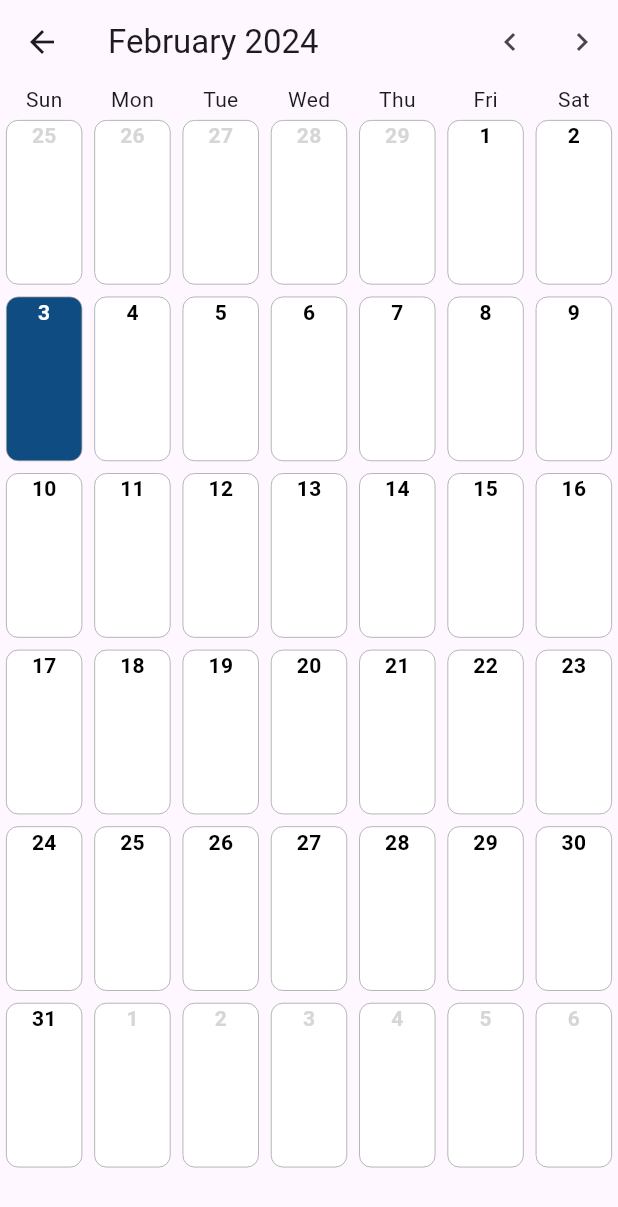
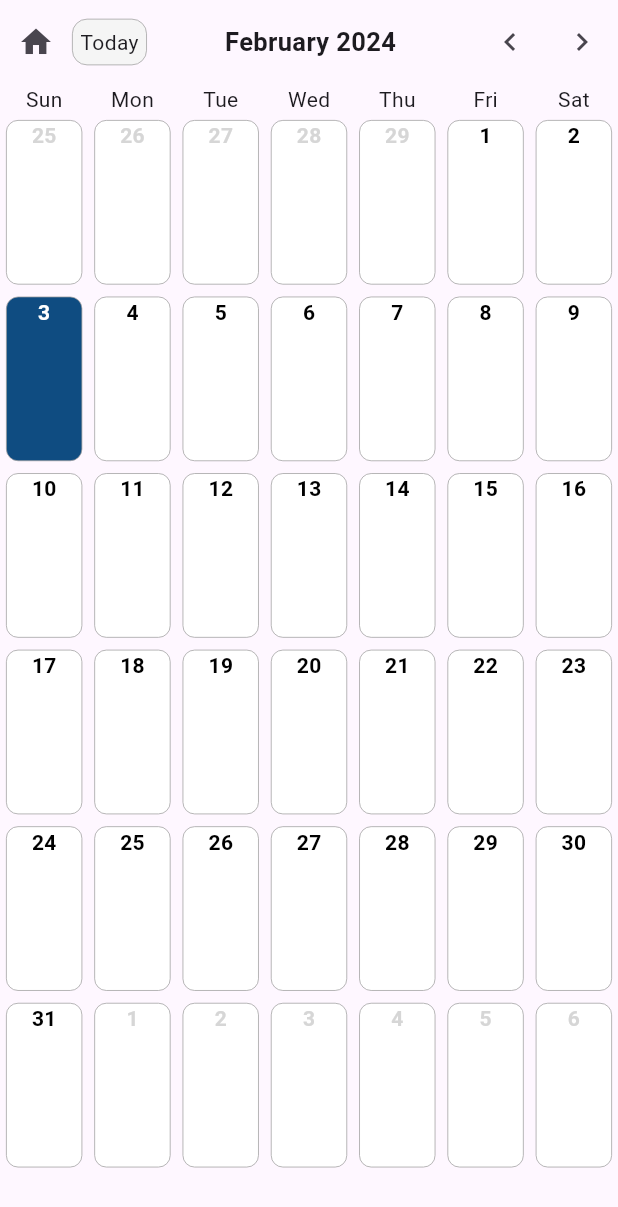
Before and after one commit to iLouis88/calendarApp_basic, a Flutter app: the screen it shows after launch, after a tap on the "change circle" icon, on a phone screen of 412 x 824 dp. Shown: the top 1207 px of the screen. Run offline on Flutter 3.47's test engine with Material 3 defaults, Android fonts, the phone set to English and light mode, and no system bars; network calls fail.

Commit message:
Edit more

```diff
--- a/lib/main.dart
+++ b/lib/main.dart
@@ -1,9 +1,8 @@
-
+import 'package:calendar_app/screens/big_calendar_screen.dart';
 import 'package:calendar_app/screens/calendar_screen.dart';
 import 'package:flutter/material.dart';
 
-
-Future<void> main() async {
+void main() {
   runApp(const MyApp());
 }
 
@@ -14,14 +13,47 @@ class MyApp extends StatelessWidget {
   @override
   Widget build(BuildContext context) {
     return MaterialApp(
-      title: 'Flutter Demo',
+      title: 'Calendar App',
       theme: ThemeData(
-
         colorScheme: ColorScheme.fromSeed(seedColor: Colors.deepPurple),
         useMaterial3: true,
       ),
       debugShowCheckedModeBanner: false,
-      home:  const CalendarScreen(),
+      home: LayoutBuilder(
+        builder: (context, constraints) {
+          if (constraints.maxWidth > 600) {
+            return const Scaffold(
+                backgroundColor: Colors.grey, body: BigCalendarScreen());
+          } else {
+            return const CalendarScreen();
+          }
+        },
+      ),
     );
   }
 }
+
+class BasePage extends StatelessWidget {
+  final Widget child;
+  const BasePage({super.key, required this.child});
+
+  @override
+  Widget build(BuildContext context) {
+    var screenSize = MediaQuery.of(context).size;
+    var mWidth = MediaQuery.of(context).size.width;
+
+    return Scaffold(
+      body: Center(
+        child: FittedBox(
+          fit: BoxFit.contain,
+          child: Center(
+            child: SizedBox(
+                width: mWidth > 600 ? screenSize.width * 0.5 : screenSize.width,
+                height: screenSize.height,
+                child: child),
+          ),
+        ),
+      ),
+    );
+  }
+}
--- a/lib/screens/big_calendar_screen.dart
+++ b/lib/screens/big_calendar_screen.dart
@@ -1,3 +1,5 @@
+import 'package:calendar_app/main.dart';
+import 'package:calendar_app/screens/calendar_screen.dart';
 import 'package:calendar_app/utils.dart';
 import 'package:flutter/material.dart';
 
@@ -15,6 +17,7 @@ class BigCalendarScreen extends StatefulWidget {
 }
 
 class _BigCalendarScreenState extends State<BigCalendarScreen> {
+  PageController _pageController = PageController();
   DateTime _selectedDate = DateTime.now();
   Map<DateTime, List<Event>> _events = {};
   bool isSameDay(DateTime a, DateTime b) {
@@ -53,38 +56,7 @@ class _BigCalendarScreenState extends State<BigCalendarScreen> {
     return dates;
   }
 
-
-  void addEvent(DateTime selectedDate) {
-    showDialog<void>(
-      context: context,
-      builder: (BuildContext dialogContext) {
-        return AlertDialog(
-          title: const Text('Add Event'),
-          content: AddEventWidget(
-            onAddEvent: (event) {
-              // This is called when the event is added from the EventWidget
-              final List<Event> list = _events[selectedDate] ?? [];
-              list.add(event);
-              setState(() {
-                _events[selectedDate] = list;
-              });
-              Navigator.of(context).pop(); // Close the dialog
-            },
-          ),
-          actions: <Widget>[
-            TextButton(
-              child: const Text('Cancel'),
-              onPressed: () {
-                Navigator.of(dialogContext).pop(); // Dismiss the dialog
-              },
-            ),
-          ],
-        );
-      },
-    );
-  }
-
-  void _addEvent(DateTime selectedDate){
+  void _addEvent(DateTime selectedDate) {
     showModalBottomSheet(
       context: context,
       isScrollControlled: true,
@@ -120,22 +92,34 @@ class _BigCalendarScreenState extends State<BigCalendarScreen> {
         return FractionallySizedBox(
           heightFactor: 0.6,
           child: Container(
-            constraints: BoxConstraints(maxWidth: MediaQuery.of(context).size.width),
+            constraints:
+                BoxConstraints(maxWidth: MediaQuery.of(context).size.width),
             child: Column(
               children: [
                 Row(
                   mainAxisAlignment: MainAxisAlignment.spaceBetween,
                   children: [
-                    IconButton(onPressed: (){
+                    IconButton(
+                        onPressed: () {
                           Navigator.pop(context);
-                    }, icon: const Icon(Icons.close, color: Colors.red,)),
+                        },
+                        icon: const Icon(
+                          Icons.close,
+                          color: Colors.red,
+                        )),
                     Text(
                       'Day event ${date.day}/${date.month}/${date.year}',
-                      style: const TextStyle(fontSize: 18, fontWeight: FontWeight.bold),
+                      style: const TextStyle(
+                          fontSize: 18, fontWeight: FontWeight.bold),
                     ),
-                    IconButton(onPressed: (){
+                    IconButton(
+                        onPressed: () {
                           _addEvent(date);
-                    }, icon: const Icon(Icons.add_sharp, color: Colors.blue,)),
+                        },
+                        icon: const Icon(
+                          Icons.add_sharp,
+                          color: Colors.blue,
+                        )),
                   ],
                 ),
                 Expanded(
@@ -147,10 +131,21 @@ class _BigCalendarScreenState extends State<BigCalendarScreen> {
                             final event = events[index];
                             return ListTile(
                               title: Text(event.title),
-                        leading: event.isEvent ? const Icon(Icons.event, color: color1,) : const Icon(Icons.video_camera_front_rounded, color: color2,),
-                        onTap: event.isEvent ?  (){
-                          customNavigator(context, const EventScreen());
-                        } : (){},
+                              leading: event.isEvent
+                                  ? const Icon(
+                                      Icons.event,
+                                      color: color1,
+                                    )
+                                  : const Icon(
+                                      Icons.video_camera_front_rounded,
+                                      color: color2,
+                                    ),
+                              onTap: event.isEvent
+                                  ? () {
+                                      customNavigator(
+                                          context, const EventScreen());
+                                    }
+                                  : () {},
                             );
                           },
                         ),
@@ -163,6 +158,36 @@ class _BigCalendarScreenState extends State<BigCalendarScreen> {
     );
   }
 
+// Xác định ngày hôm nay
+  DateTime _today = DateTime.now();
+
+// Xử lý sự kiện khi nhấn vào nút "Today"
+  void _handleTodayButtonPressed() {
+    setState(() {
+      // Thay đổi _selectedDate thành ngày hôm nay
+      _selectedDate = _today;
+    });
+  }
+
+  DateTime? _lastScrollTime;
+  void _handleSwipe(DragUpdateDetails details) {
+    DateTime now = DateTime.now();
+    if (_lastScrollTime == null ||
+        now.difference(_lastScrollTime!) > const Duration(seconds: 1)) {
+      if (details.primaryDelta! < 0) {
+        setState(() {
+          _selectedDate = DateTime(
+              _selectedDate.year, _selectedDate.month + 1, _selectedDate.day);
+        });
+      } else if (details.primaryDelta! > 0) {
+        setState(() {
+          _selectedDate = DateTime(
+              _selectedDate.year, _selectedDate.month - 1, _selectedDate.day);
+        });
+      }
+      _lastScrollTime = now;
+    }
+  }
 
 
 
@@ -170,12 +195,37 @@ class _BigCalendarScreenState extends State<BigCalendarScreen> {
   Widget build(BuildContext context) {
     final daysInMonth = _generateDateForCurrentMoth(_selectedDate);
     final List<Event> eventsForSelectedDate = _events[_selectedDate] ?? [];
-
-    return Scaffold(
+    final mWidth = MediaQuery.of(context).size.width;
+    return BasePage(
+      child: Scaffold(
         appBar: AppBar(
-        title: Text(
-            '${monthNames[_selectedDate.month - 1]} ${_selectedDate.year}'),
+          automaticallyImplyLeading: false,
           actions: [
+            if(mWidth < 600)
+            IconButton(
+                onPressed: () {
+                  customNavigator(context, const CalendarScreen());
+                },
+                icon: const Icon(Icons.home)),
+            const SizedBox.shrink(),
+            Container(
+                padding: const EdgeInsets.all(5),
+                decoration: BoxDecoration(
+                  color: Colors.grey[100],
+                  borderRadius: BorderRadius.circular(10),
+                  border: Border.all(color: Colors.grey, width: 0.5),
+                ),
+                child: InkWell(
+                    onTap: () {
+                      _handleTodayButtonPressed();
+                    },
+                    child: const Text('Today'))),
+            const Spacer(),
+            Text(
+              '${monthNames[_selectedDate.month - 1]} ${_selectedDate.year}',
+              style: const TextStyle(fontWeight: FontWeight.bold, fontSize: 17),
+            ),
+            const Spacer(),
             IconButton(
               icon: const Icon(Icons.chevron_left),
               onPressed: () {
@@ -208,11 +258,13 @@ class _BigCalendarScreenState extends State<BigCalendarScreen> {
                   .toList(),
             ),
             Expanded(
+              child: GestureDetector(
+                onHorizontalDragUpdate: _handleSwipe,
                 child: GridView.builder(
+                  controller: _pageController,
                   gridDelegate: const SliverGridDelegateWithFixedCrossAxisCount(
                     crossAxisCount: 7,
-                childAspectRatio: 1 / 2
-                ,
+                    childAspectRatio: 1 / 2,
                   ),
                   itemCount: daysInMonth.length,
                   itemBuilder: (context, index) {
@@ -234,7 +286,6 @@ class _BigCalendarScreenState extends State<BigCalendarScreen> {
                           : itemDate.month == _selectedDate.month
                               ? Colors.black
                               : Colors.grey[350],
-
                       onAddEvent: (selectedDate) {
                         setState(() {
                           _selectedDate = itemDate; // Cập nhật ngày được chọn
@@ -245,8 +296,10 @@ class _BigCalendarScreenState extends State<BigCalendarScreen> {
                     );
                   },
                 ),
+              ),
             )
           ],
+        ),
       ),
     );
   }
--- a/lib/screens/calendar_screen.dart
+++ b/lib/screens/calendar_screen.dart
@@ -1,5 +1,7 @@
+import 'package:calendar_app/main.dart';
 import 'package:calendar_app/models/event_model.dart';
 import 'package:calendar_app/screens/big_calendar_screen.dart';
+import 'package:flutter/gestures.dart';
 import 'package:flutter/material.dart';
 import 'package:intl/intl.dart';
 import '../color_board.dart';
@@ -15,10 +17,9 @@ class CalendarScreen extends StatefulWidget {
 }
 
 class _CalendarScreenState extends State<CalendarScreen> {
+  PageController _pageController = PageController();
   DateTime _selectedDate = DateTime.now();
-
   Map<DateTime, List<Event>> _events = {};
-
   bool isSameDay(DateTime a, DateTime b) {
     return a.year == b.year && a.month == b.month && a.day == b.day;
   }
@@ -79,13 +80,35 @@ class _CalendarScreenState extends State<CalendarScreen> {
     return dates;
   }
 
+  DateTime? _lastScrollTime;
+  void _handleSwipe(DragUpdateDetails details) {
+    DateTime now = DateTime.now();
+    if (_lastScrollTime == null ||
+        now.difference(_lastScrollTime!) > const Duration(seconds: 1)) {
+      if (details.primaryDelta! < 0) {
+        setState(() {
+          _selectedDate = DateTime(
+              _selectedDate.year, _selectedDate.month + 1, _selectedDate.day);
+        });
+      } else if (details.primaryDelta! > 0) {
+        setState(() {
+          _selectedDate = DateTime(
+              _selectedDate.year, _selectedDate.month - 1, _selectedDate.day);
+        });
+      }
+      _lastScrollTime = now;
+    }
+  }
+
   @override
   Widget build(BuildContext context) {
     final daysInMonth = _generateDateForCurrentMonth(_selectedDate);
     final List<Event> eventsForSelectedDate = _events[_selectedDate] ?? [];
-    return Scaffold(
+    return BasePage(
+      child: Scaffold(
         backgroundColor: Colors.white,
         appBar: AppBar(
+          automaticallyImplyLeading: false,
           title: Text(
             '${monthNames[_selectedDate.month]} ${_selectedDate.year}',
             style: const TextStyle(color: color2, fontWeight: FontWeight.bold),
@@ -103,7 +126,7 @@ class _CalendarScreenState extends State<CalendarScreen> {
               onPressed: _addEvent,
               icon: const Icon(Icons.add),
             ),
-          IconButton(
+            /*    IconButton(
               icon: const Icon(Icons.chevron_left),
               onPressed: () {
                 setState(() {
@@ -122,7 +145,7 @@ class _CalendarScreenState extends State<CalendarScreen> {
                   // Also reset events for new month
                 });
               },
-          ),
+            ),*/
           ],
         ),
         body: InkWell(
@@ -139,8 +162,13 @@ class _CalendarScreenState extends State<CalendarScreen> {
                     .toList(),
               ),
               Expanded(
+                child: GestureDetector(
+                  onHorizontalDragUpdate: _handleSwipe,
+                  dragStartBehavior: DragStartBehavior.down,
                   child: GridView.builder(
-                gridDelegate: const SliverGridDelegateWithFixedCrossAxisCount(
+                    controller: _pageController,
+                    gridDelegate:
+                        const SliverGridDelegateWithFixedCrossAxisCount(
                       crossAxisCount: 7,
                     ),
                     itemCount: daysInMonth.length,
@@ -171,7 +199,8 @@ class _CalendarScreenState extends State<CalendarScreen> {
                           ),
                           child: Text('${itemDate.day}',
                               style: TextStyle(
-                            color: isToday || isSameDay(itemDate, _selectedDate)
+                                color: isToday ||
+                                        isSameDay(itemDate, _selectedDate)
                                     ? itemDate.month == _selectedDate.month
                                         ? Colors.white
                                         : Colors.grey[350]
@@ -182,6 +211,7 @@ class _CalendarScreenState extends State<CalendarScreen> {
                         ),
                       );
                     },
+                  ),
                 ),
               ),
               const Row(children: [
@@ -199,9 +229,11 @@ class _CalendarScreenState extends State<CalendarScreen> {
                     ? const Center(
                         child: Text(
                             'No events for this day')) // Show this when there are no events
-                  : EventDisplay(eventsForSelectedDate: eventsForSelectedDate),
+                    : EventDisplay(
+                        eventsForSelectedDate: eventsForSelectedDate),
               ),
             ],
+          ),
         ),
       ),
     );
--- a/lib/utils.dart
+++ b/lib/utils.dart
@@ -25,4 +25,6 @@ Future<void> customNavigator(BuildContext context, Widget page) async{
   ));
 }
 
+
+
 const String content ='As nations better understand the transformative power of generative artificial intelligence (GenAI), Vietnam stands at the brink of a substantial opportunity.\n With its vibrant economy, youthful population, and enthusiastic uptake of cutting-edge technology, Vietnam is an ideal environment for the integration of GenAI, fostering an optimal landscape for its development and implementation.According to the Finastra Financial Services State of the Nation Survey 2023, Vietnam stands out as the frontrunner in terms of enthusiasm for generative AI, with a remarkable 91% of surveyed individuals expressing interest in the technology. This percentage is the highest among all the markets included in the survey. \nStatista Market Insights also projects that the Vietnamese generative AI market is anticipated to reach USD 153.80 million in 2024. The forecast suggests an annual growth rate (CAGR 2024-2030) of 23.20%, leading to a market volume of USD 537.70 million by 2030.';
```
Also changed, not shown: assets/big_calendar0.jpg, 1 other file. Lines whose indentation alone changed are shown as unchanged.
